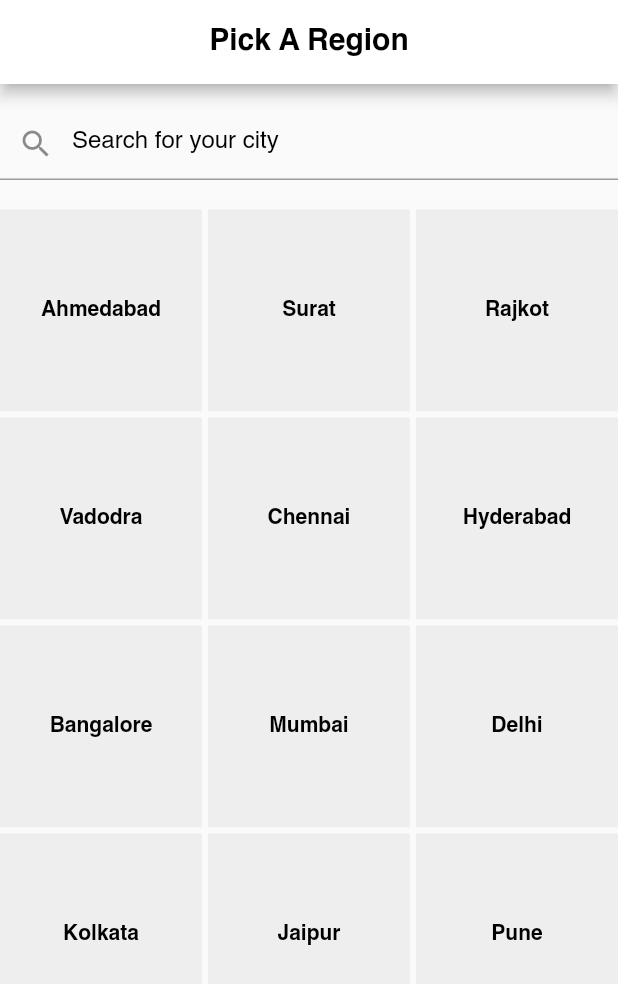
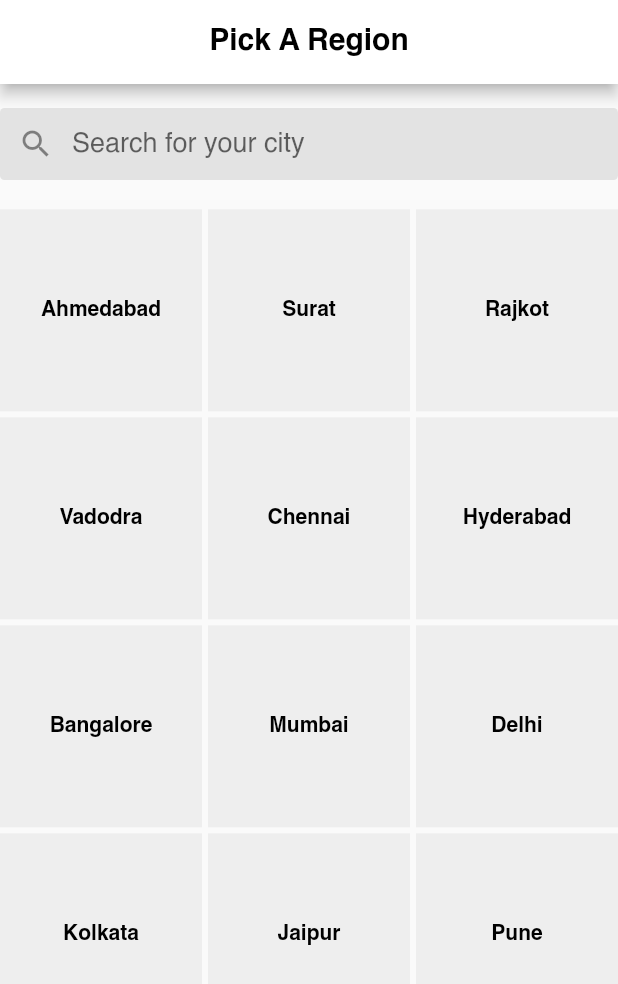
Before and after one commit to smit-mist/The-MUN, a Flutter app: the SelectCityScreen screen opened directly, on a phone screen of 412 x 824 dp. Shown: the top 984 px of the screen. Run offline on Flutter 3.47's test engine with Material 2 defaults, Android fonts, the phone set to English and light mode, and no system bars; our stand-ins replace firebase_auth, firebase_core, pdf, printing; accounts and stored records are empty.

Commit message:
some some more small changes

```diff
--- a/mun/lib/views/select_city_screen.dart
+++ b/mun/lib/views/select_city_screen.dart
@@ -52,11 +52,23 @@ class _SelectCityScreenState extends State<SelectCityScreen> {
               child: TextField(
                 decoration: InputDecoration(
                   prefixIcon: Icon(Icons.search),
-                  hintText: 'Search for your city',
                   hintStyle: TextStyle(
                     fontFamily: 'Helvetica',
-                    color: Colors.black,
+                    fontSize: 18,
                   ),
+                  hintText: 'Search for your city',
+                  contentPadding:
+                      EdgeInsets.symmetric(horizontal: 10, vertical: 2),
+                  border: OutlineInputBorder(
+                    borderRadius: BorderRadius.circular(3),
+                    borderSide: BorderSide(
+                      width: 0,
+                      style: BorderStyle.none,
+                    ),
+                  ),
+                  filled: true,
+                  fillColor: Colors.grey.withOpacity(0.25),
+                  focusColor: Colors.grey,
                 ),
               ),
             ),
--- a/mun/lib/views/select_committee_screen.dart
+++ b/mun/lib/views/select_committee_screen.dart
@@ -1,5 +1,5 @@
 import 'package:flutter/material.dart';
-import 'package:mun/views/extra_details_screen.dart';
+import 'about_committee_screen.dart';
 
 class SelectCommitteeScreen extends StatefulWidget {
   @override
@@ -73,7 +73,7 @@ class _SelectCommitteeScreenState extends State<SelectCommitteeScreen> {
                 Navigator.push(
                   context,
                   MaterialPageRoute(
-                    builder: (context) => ExtraDetails(),
+                    builder: (context) => AboutCommittteeScreen(),
                   ),
                 );
               },
```
Also changed, not shown: mun/lib/views/about_committee_screen.dart (+9 -1 lines).
